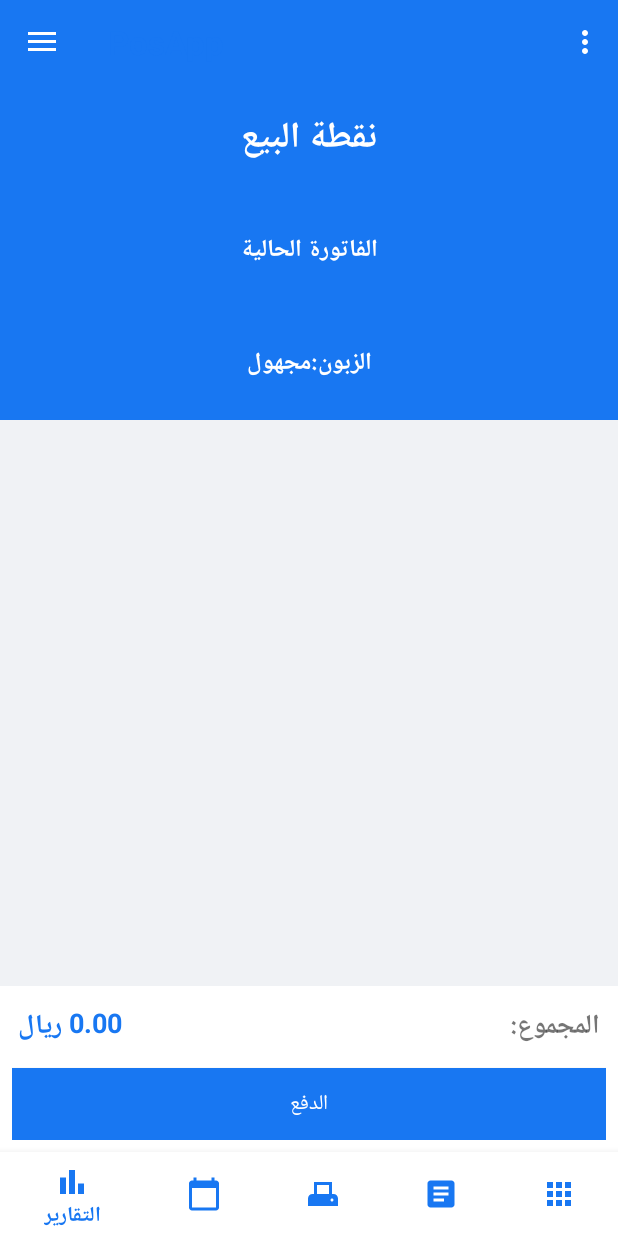
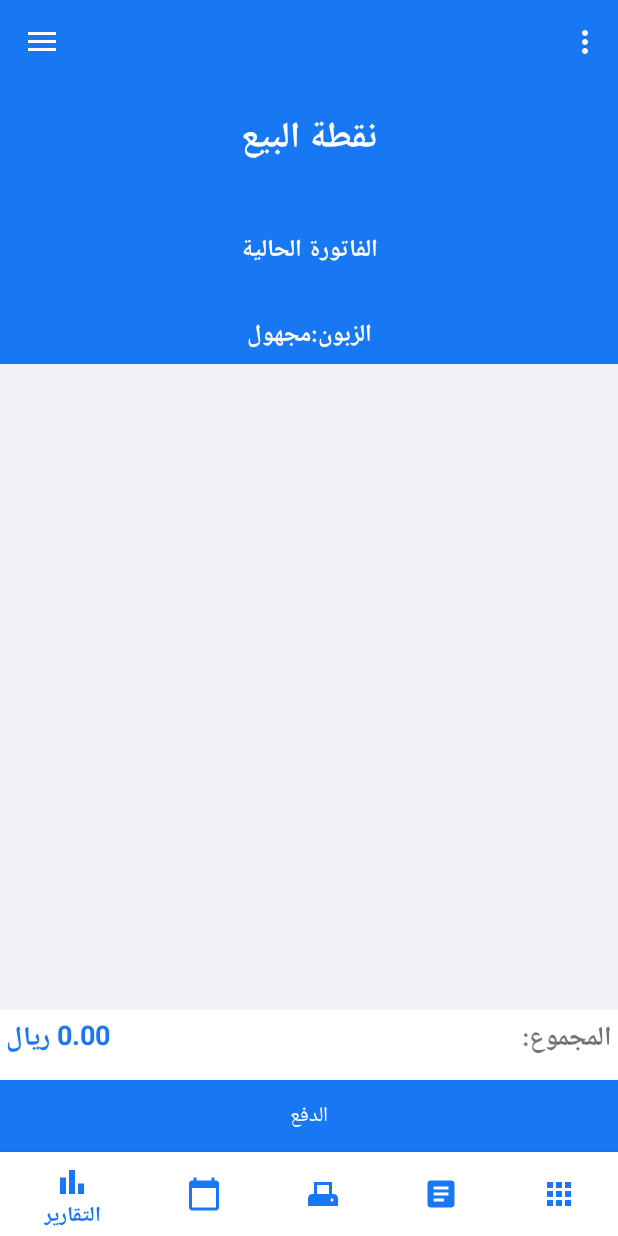
Before and after one commit to jusdorge/PosApp, an Android app: the screen it shows after launch once a user with an empty profile is signed in (MainActivity), on a phone screen of 412 x 824 dp. Run offline under Robolectric (Android 15) with nearby library versions, the phone set to English and light mode, and no system bars; our stand-ins replace Firebase (no records; nobody signed in at launch, a user with empty details on screens opened directly).

Commit message:
Update counter fragment layout padding.

```diff
--- a/app/src/main/res/layout/fragment_counter.xml
+++ b/app/src/main/res/layout/fragment_counter.xml
@@ -44,7 +44,7 @@
         android:layout_height="wrap_content"
         android:background="@color/colorPrimary"
         android:orientation="horizontal"
-        android:padding="16dp">
+        android:padding="5dp">
 
             <TextView
                 android:id="@+id/invoiceCustomerTextView"
@@ -52,7 +52,7 @@
                 android:layout_height="wrap_content"
                 android:gravity="center"
                 android:background="@color/colorPrimary"
-                android:padding="8dp"
+
                 android:text="الزبون:مجهول"
                 android:layout_weight="1"
                 android:textColor="@color/colorWhite"
@@ -71,7 +71,7 @@
         android:layout_height="wrap_content"
         android:background="@color/colorWhite"
         android:orientation="vertical"
-        android:padding="8dp">
+       >
 
         <LinearLayout
             android:layout_width="match_parent"
```
